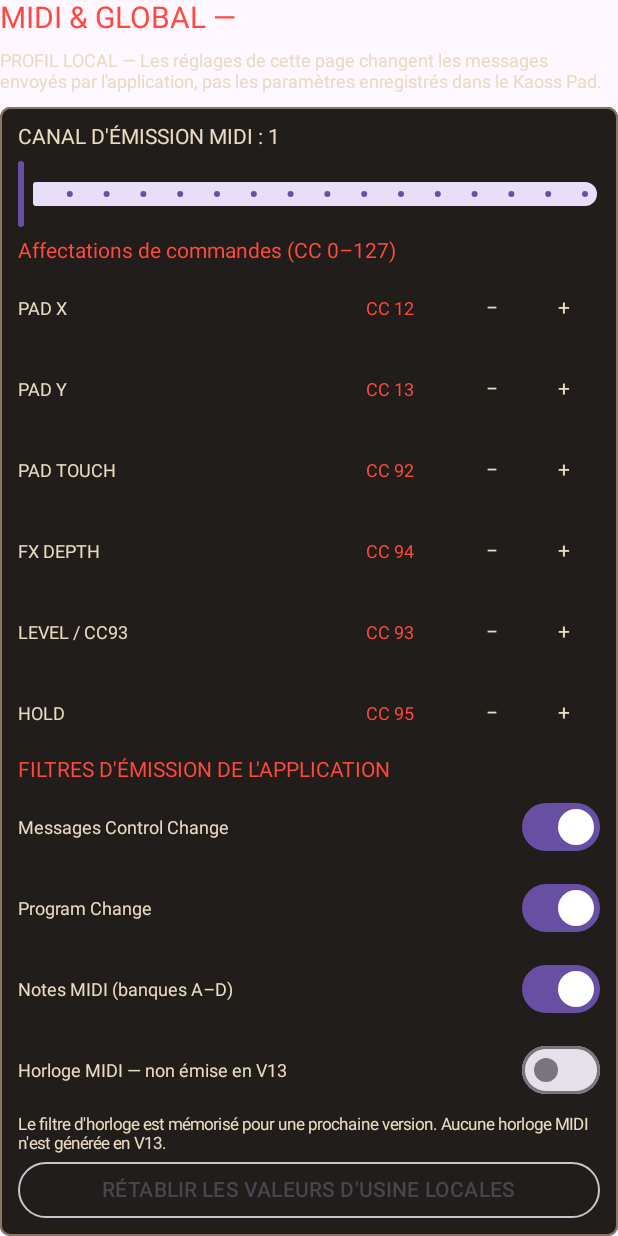
After one commit to janintibo-art/kp3-editor, an Android app built with Jetpack Compose: the composable MidiGlobalEditor called with empty values, on a phone screen of 412 x 824 dp. The commit adds this screen. Run offline under Robolectric (Android 15) with nearby library versions, the phone set to English and light mode, and no system bars.

Commit message:
V13 MIDI Global Editor KP3 et KP3 Plus

```diff
--- a/app/build.gradle
+++ b/app/build.gradle
@@ -11,8 +11,8 @@ android {
   applicationId 'org.moktek.kaoss'
   minSdk 23
   targetSdk 32
-  versionCode 12
-  versionName '12.0'
+  versionCode 13
+  versionName '13.0'
  }
 
  buildFeatures {
--- /dev/null
+++ b/app/src/main/java/org/moktek/kaoss/MidiGlobalEditor.kt
@@ -0,0 +1,102 @@
+package org.moktek.kaoss
+
+import android.content.SharedPreferences
+import androidx.compose.foundation.background
+import androidx.compose.foundation.border
+import androidx.compose.foundation.layout.*
+import androidx.compose.foundation.shape.RoundedCornerShape
+import androidx.compose.material3.*
+import androidx.compose.runtime.*
+import androidx.compose.ui.Alignment
+import androidx.compose.ui.Modifier
+import androidx.compose.ui.graphics.Color
+import androidx.compose.ui.unit.dp
+import androidx.compose.ui.unit.sp
+import org.json.JSONObject
+
+/** Local transmitter profile. This does not rewrite KP3/KP3+ hardware globals. */
+data class MidiLocalProfile(
+ val channel: Int = 1,
+ val x: Int = 12,
+ val y: Int = 13,
+ val touch: Int = 92,
+ val depth: Int = 94,
+ val level: Int = 93,
+ val hold: Int = 95,
+ val ccEnabled: Boolean = true,
+ val programEnabled: Boolean = true,
+ val noteEnabled: Boolean = true,
+ val clockEnabled: Boolean = false
+) {
+ fun mapController(factoryNumber:Int):Int = when(factoryNumber){
+  12 -> x; 13 -> y; 92 -> touch; 94 -> depth; 93 -> level; 95 -> hold; else -> factoryNumber
+ }
+ fun saveJson():String = JSONObject().put("channel",channel).put("x",x).put("y",y)
+  .put("touch",touch).put("depth",depth).put("level",level).put("hold",hold)
+  .put("cc",ccEnabled).put("program",programEnabled).put("note",noteEnabled)
+  .put("clock",clockEnabled).toString()
+ companion object {
+  fun fromJson(raw:String?):MidiLocalProfile = runCatching {
+   if(raw.isNullOrBlank()) return MidiLocalProfile()
+   val j=JSONObject(raw)
+   MidiLocalProfile(
+    channel=j.optInt("channel",1).coerceIn(1,16),
+    x=j.optInt("x",12).coerceIn(0,127), y=j.optInt("y",13).coerceIn(0,127),
+    touch=j.optInt("touch",92).coerceIn(0,127),
+    depth=j.optInt("depth",94).coerceIn(0,127),
+    level=j.optInt("level",93).coerceIn(0,127),
+    hold=j.optInt("hold",95).coerceIn(0,127),
+    ccEnabled=j.optBoolean("cc",true), programEnabled=j.optBoolean("program",true),
+    noteEnabled=j.optBoolean("note",true), clockEnabled=j.optBoolean("clock",false)
+   )
+  }.getOrDefault(MidiLocalProfile())
+ }
+}
+
+internal fun loadMidiLocalProfile(prefs:SharedPreferences,model:String):MidiLocalProfile =
+ MidiLocalProfile.fromJson(prefs.getString("midi_profile_$model",null))
+
+@Composable
+internal fun MidiGlobalEditor(
+ model:String,
+ profile:MidiLocalProfile,
+ onChange:(MidiLocalProfile)->Unit,
+ onReset:()->Unit
+){
+ val red=Color(0xffff493e)
+ val bone=Color(0xffe9dac2)
+ val panel=Color(0xff211d1a)
+ Column(verticalArrangement=Arrangement.spacedBy(10.dp)){
+  Text("MIDI & GLOBAL — $model",color=red,fontSize=20.sp)
+  Text("PROFIL LOCAL — Les réglages de cette page changent les messages envoyés par l'application, pas les paramètres enregistrés dans le Kaoss Pad.",color=bone,fontSize=12.sp)
+  Column(Modifier.fillMaxWidth().background(panel,RoundedCornerShape(7.dp)).border(1.dp,Color(0xff887766),RoundedCornerShape(7.dp)).padding(12.dp),verticalArrangement=Arrangement.spacedBy(6.dp)){
+   Text("CANAL D'ÉMISSION MIDI : ${profile.channel}",color=bone)
+   Slider(value=profile.channel.toFloat(),onValueChange={onChange(profile.copy(channel=it.toInt().coerceIn(1,16)))},valueRange=1f..16f,steps=14)
+   Text("Affectations de commandes (CC 0–127)",color=red)
+   listOf(Triple("PAD X",profile.x,"x"),Triple("PAD Y",profile.y,"y"),Triple("PAD TOUCH",profile.touch,"touch"),Triple("FX DEPTH",profile.depth,"depth"),Triple("LEVEL / CC93",profile.level,"level"),Triple("HOLD",profile.hold,"hold")).forEach{(label,number,id)->
+    Row(Modifier.fillMaxWidth(),verticalAlignment=Alignment.CenterVertically){
+     Text(label,color=bone,fontSize=12.sp,modifier=Modifier.weight(1f))
+     Text("CC $number",color=red,fontSize=12.sp,modifier=Modifier.width(60.dp))
+     IconButton(onClick={onChange(when(id){"x"->profile.copy(x=(number-1).coerceAtLeast(0));"y"->profile.copy(y=(number-1).coerceAtLeast(0));"touch"->profile.copy(touch=(number-1).coerceAtLeast(0));"depth"->profile.copy(depth=(number-1).coerceAtLeast(0));"level"->profile.copy(level=(number-1).coerceAtLeast(0));else->profile.copy(hold=(number-1).coerceAtLeast(0))})}){Text("−",color=bone)}
+     IconButton(onClick={onChange(when(id){"x"->profile.copy(x=(number+1).coerceAtMost(127));"y"->profile.copy(y=(number+1).coerceAtMost(127));"touch"->profile.copy(touch=(number+1).coerceAtMost(127));"depth"->profile.copy(depth=(number+1).coerceAtMost(127));"level"->profile.copy(level=(number+1).coerceAtMost(127));else->profile.copy(hold=(number+1).coerceAtMost(127))})}){Text("+",color=bone)}
+    }
+   }
+   Text("FILTRES D'ÉMISSION DE L'APPLICATION",color=red)
+   MidiFilterLine("Messages Control Change",profile.ccEnabled){onChange(profile.copy(ccEnabled=it))}
+   MidiFilterLine("Program Change",profile.programEnabled){onChange(profile.copy(programEnabled=it))}
+   MidiFilterLine("Notes MIDI (banques A–D)",profile.noteEnabled){onChange(profile.copy(noteEnabled=it))}
+   MidiFilterLine("Horloge MIDI — non émise en V13",profile.clockEnabled){onChange(profile.copy(clockEnabled=it))}
+   Text("Le filtre d'horloge est mémorisé pour une prochaine version. Aucune horloge MIDI n'est générée en V13.",color=bone,fontSize=11.sp)
+   OutlinedButton(onClick=onReset,modifier=Modifier.fillMaxWidth()){Text("RÉTABLIR LES VALEURS D'USINE LOCALES")}
+  }
+  Text("Pour modifier les paramètres globaux internes du KP3/KP3+, utiliser encore les menus de la machine. La lecture/écriture SysEx sera ajoutée après validation du protocole.",color=bone,fontSize=12.sp)
+ }
+}
+
+@Composable
+private fun MidiFilterLine(label:String,checked:Boolean,action:(Boolean)->Unit){
+ Row(verticalAlignment=Alignment.CenterVertically){
+  Text(label,color=Color(0xffe9dac2),modifier=Modifier.weight(1f),fontSize=12.sp)
+  Switch(checked=checked,onCheckedChange=action)
+ }
+}
```
Also changed, not shown: app/src/main/java/org/moktek/kaoss/NativeActivity.kt (+24 -4 lines), 2 other files.
